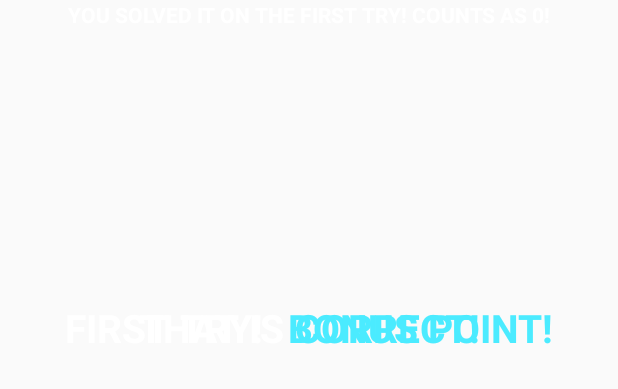
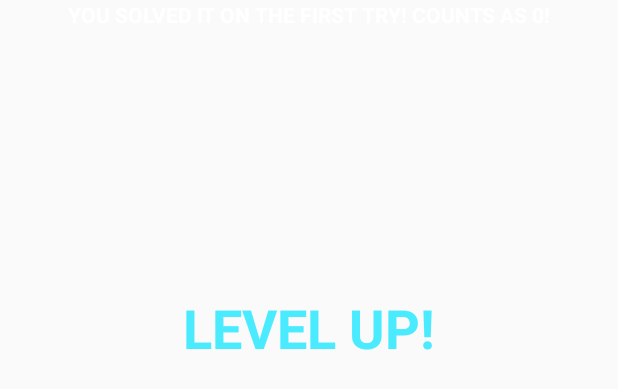
Before and after one commit to StaffanLjungqvist/ReVocalize, an Android app: the layout fragment_success.xml on its own in the app's theme, with its tools: preview values and no code run, on a phone screen of 412 x 824 dp. Shown: the top 389 px of the screen. Run offline under Robolectric (Android 15) with nearby library versions, the phone set to English and light mode, and no system bars.

Commit message:
För mycket för att logga

```diff
--- a/app/src/main/java/se/staffanljungqvist/revocalize/adapters/SlizeRecAdapter.kt
+++ b/app/src/main/java/se/staffanljungqvist/revocalize/adapters/SlizeRecAdapter.kt
@@ -39,12 +39,8 @@ class SlizeRecAdapter() : RecyclerView.Adapter<SlizeRecAdapter.MyViewHolder>() {
     override fun onBindViewHolder(holder: MyViewHolder, position: Int) {
 
         val slice = slizes[position]
-
         holder.cardView.setCardBackgroundColor(Color.parseColor(slice.color))
-
         holder.highLight.isVisible = position == blinknumber
-
-
         holder.itemView.setOnTouchListener { view, event ->
 
             if (fragment.model.doneIterating.value!!) {
--- a/app/src/main/java/se/staffanljungqvist/revocalize/viewmodels/StageSelectViewModel.kt
+++ b/app/src/main/java/se/staffanljungqvist/revocalize/viewmodels/StageSelectViewModel.kt
@@ -3,10 +3,7 @@ package se.staffanljungqvist.revocalize.viewmodels
 import android.content.Context
 import androidx.lifecycle.MutableLiveData
 import androidx.lifecycle.ViewModel
-import com.google.gson.Gson
-import org.json.JSONException
 import se.staffanljungqvist.revocalize.models.StageModelClass
-import se.staffanljungqvist.revocalize.models.Stages
 import java.io.IOException
 import java.nio.charset.Charset
 
@@ -105,7 +102,7 @@ class StageSelectViewModel : ViewModel() {
         val json: String?
         val charset: Charset = Charsets.UTF_8
         try {
-            val myjsonFile = context.assets.open("Stages.json")
+            val myjsonFile = context.assets.open("phrases.json")
             val size = myjsonFile.available()
             val buffer = ByteArray(size)
             myjsonFile.read(buffer)
--- a/app/src/main/res/layout/fragment_in_game.xml
+++ b/app/src/main/res/layout/fragment_in_game.xml
@@ -54,7 +54,7 @@
         android:textColor="@color/white"
         android:textSize="26sp"
         android:visibility="visible"
-        app:autoSizeMaxTextSize="38sp"
+        app:autoSizeMaxTextSize="22sp"
         app:autoSizeMinTextSize="14sp"
         app:autoSizeTextType="uniform"
         app:layout_constraintBottom_toTopOf="@+id/btnCheck"
--- a/app/src/main/res/layout/fragment_success.xml
+++ b/app/src/main/res/layout/fragment_success.xml
@@ -33,11 +33,12 @@
                 android:layout_height="wrap_content"
                 android:gravity="center"
                 android:orientation="horizontal"
+                android:visibility="invisible"
                 app:layout_constraintBottom_toBottomOf="parent"
                 app:layout_constraintEnd_toEndOf="parent"
                 app:layout_constraintStart_toStartOf="parent"
                 app:layout_constraintTop_toTopOf="parent"
-                tools:visibility="visible">
+                tools:visibility="gone">
 
                 <TextView
                     android:id="@+id/tvFirstHalf"
@@ -72,7 +73,7 @@
                 app:layout_constraintHorizontal_bias="0.5"
                 app:layout_constraintStart_toStartOf="parent"
                 app:layout_constraintTop_toTopOf="parent"
-                tools:visibility="visible">
+                tools:visibility="gone">
 
                 <TextView
                     android:layout_width="wrap_content"
@@ -102,6 +103,31 @@
 
 
             </LinearLayout>
+
+            <LinearLayout
+                android:id="@+id/llLevelUp"
+                android:layout_width="wrap_content"
+                android:layout_height="wrap_content"
+                android:orientation="horizontal"
+                android:visibility="invisible"
+                app:layout_constraintBottom_toBottomOf="parent"
+                app:layout_constraintEnd_toEndOf="parent"
+                app:layout_constraintHorizontal_bias="0.5"
+                app:layout_constraintStart_toStartOf="parent"
+                app:layout_constraintTop_toTopOf="parent"
+                tools:visibility="visible">
+
+                <TextView
+                    android:layout_width="wrap_content"
+                    android:layout_height="wrap_content"
+                    android:text="LEVEL UP!"
+                    android:textColor="@color/silver"
+                    android:textSize="36sp"
+                    android:textStyle="bold"
+                    tools:visibility="visible" />
+            </LinearLayout>
+
+
 
 
         </androidx.constraintlayout.widget.ConstraintLayout>
```
Also changed, not shown: app/src/main/java/se/staffanljungqvist/revocalize/ui/InGameFragment.kt (+14 -21 lines), app/src/main/java/se/staffanljungqvist/revocalize/ui/ScoreFragment.kt (+35 -47 lines), app/src/main/java/se/staffanljungqvist/revocalize/ui/SuccessFragment.kt (+36 -48 lines), app/src/main/java/se/staffanljungqvist/revocalize/viewmodels/IngameViewModel.kt (+14 -3 lines), app/src/main/res/layout/fragment_score.xml (+39 -7 lines), app/src/main/assets/phrases.json (renamed from app/src/main/assets/Stages.json).
